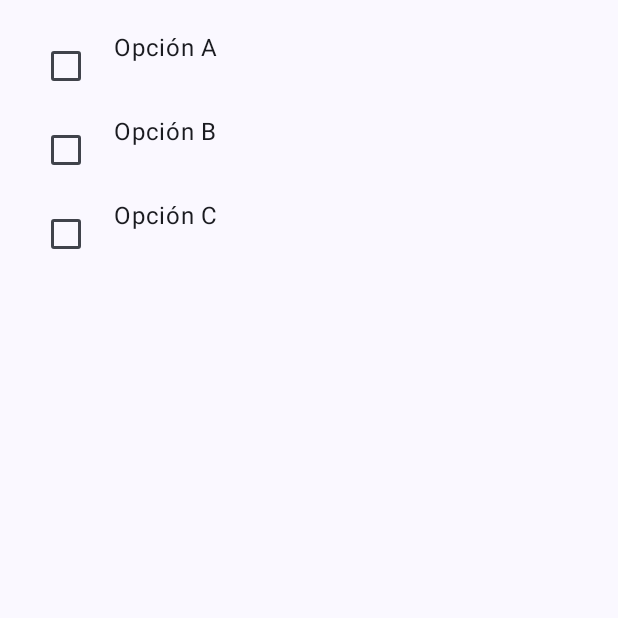
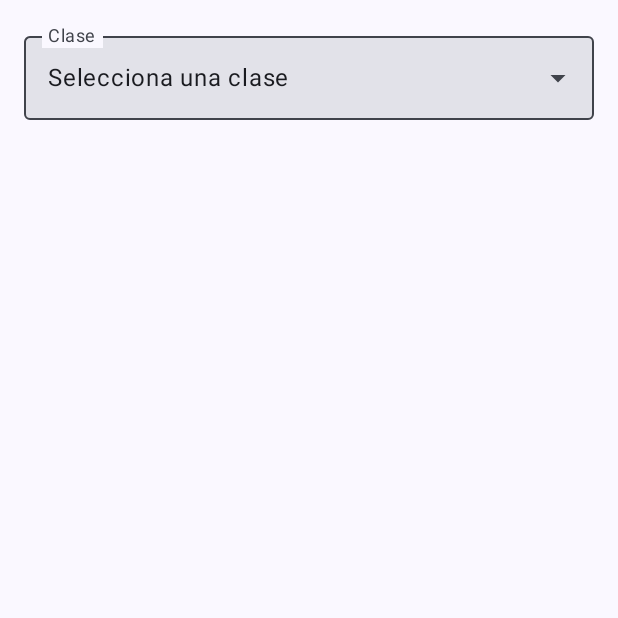
Before and after one commit to jorloque/androidkt, an Android app built with Jetpack Compose: the screen it shows after launch (MainActivity), on a phone screen of 412 x 824 dp, the top half of it. Run offline under Robolectric (Android 15) with nearby library versions, the phone set to English and light mode, and no system bars.

Commit message:
componente dropddownmenu

```diff
--- a/app/src/main/java/com/example/clic_surface/MainActivity.kt
+++ b/app/src/main/java/com/example/clic_surface/MainActivity.kt
@@ -13,6 +13,13 @@ import androidx.compose.runtime.*
 import androidx.compose.ui.Modifier
 import androidx.compose.ui.tooling.preview.Preview
 import androidx.compose.ui.unit.dp
+import com.example.clic_surface.ui.theme.Clic_surfaceTheme
+import androidx.activity.compose.setContent
+import androidx.compose.foundation.layout.Column
+import androidx.compose.foundation.layout.fillMaxSize
+import androidx.compose.foundation.layout.padding
+import androidx.compose.material3.*
+import androidx.compose.ui.unit.dp
 
 class MainActivity : ComponentActivity() {
     override fun onCreate(savedInstanceState: Bundle?) {
@@ -24,7 +31,7 @@ class MainActivity : ComponentActivity() {
                     color = MaterialTheme.colorScheme.background
                 ) {
                     Column(modifier = Modifier.padding(16.dp)) {
-                        MyTripleCheckBox()
+                        MyClassDropdown() // 👈 Aquí llamamos al composable del otro archivo
                     }
                 }
             }
@@ -32,64 +39,17 @@ class MainActivity : ComponentActivity() {
     }
 }
 
-// ✅ Componente personalizado con tres opciones
-@Composable
-fun MyTripleCheckBox() {
-    var isCheckedA by remember { mutableStateOf(false) }
-    var isCheckedB by remember { mutableStateOf(false) }
-    var isCheckedC by remember { mutableStateOf(false) }
-
-    Column {
-        Row(
-            modifier = Modifier
-                .fillMaxWidth()
-                .padding(4.dp)
-        ) {
-            Checkbox(
-                checked = isCheckedA,
-                onCheckedChange = { isCheckedA = it }
-            )
-            Spacer(modifier = Modifier.width(8.dp))
-            Text(text = "Opción A")
-        }
-
-        Row(
-            modifier = Modifier
-                .fillMaxWidth()
-                .padding(4.dp)
-        ) {
-            Checkbox(
-                checked = isCheckedB,
-                onCheckedChange = { isCheckedB = it }
-            )
-            Spacer(modifier = Modifier.width(8.dp))
-            Text(text = "Opción B")
-        }
-
-        Row(
-            modifier = Modifier
-                .fillMaxWidth()
-                .padding(4.dp)
-        ) {
-            Checkbox(
-                checked = isCheckedC,
-                onCheckedChange = { isCheckedC = it }
-            )
-            Spacer(modifier = Modifier.width(8.dp))
-            Text(text = "Opción C")
-        }
-    }
-}
-
 @Preview(showBackground = true)
 @Composable
-fun MyTripleCheckBoxPreview() {
+fun MyClassDropdownPreviewInMain() {
     Clic_surfaceTheme {
         Surface(
             modifier = Modifier.fillMaxSize(),
             color = MaterialTheme.colorScheme.background
         ) {
-            MyTripleCheckBox()
+            Column(modifier = Modifier.padding(16.dp)) {
+                MyClassDropdown()
+            }
         }
     }
 }
--- /dev/null
+++ b/app/src/main/java/com/example/clic_surface/MyClassDropDown.kt
@@ -0,0 +1,52 @@
+package com.example.clic_surface
+
+import androidx.compose.foundation.layout.fillMaxWidth
+import androidx.compose.material3.*
+import androidx.compose.runtime.*
+import androidx.compose.runtime.saveable.rememberSaveable
+import androidx.compose.ui.Modifier
+
+@OptIn(ExperimentalMaterial3Api::class)
+@Composable
+fun MyClassDropdown() {
+    val classes = listOf(
+        "Bárbaro", "Bardo", "Brujo", "Clérigo", "Druida", "Explorador",
+        "Guerrero", "Hechicero", "Mago", "Monje", "Paladín", "Pícaro"
+    )
+
+    var showMenu by rememberSaveable { mutableStateOf(false) }
+    var selectedOptionText by rememberSaveable { mutableStateOf("Selecciona una clase") }
+
+    ExposedDropdownMenuBox(
+        expanded = showMenu,
+        onExpandedChange = { showMenu = !showMenu }
+    ) {
+        OutlinedTextField(
+            modifier = Modifier
+                .fillMaxWidth(),
+            value = selectedOptionText,
+            onValueChange = {}, // No editable
+            readOnly = true,
+            label = { Text(text = "Clase") },
+            trailingIcon = {
+                ExposedDropdownMenuDefaults.TrailingIcon(expanded = showMenu)
+            },
+            colors = ExposedDropdownMenuDefaults.textFieldColors()
+        )
+
+        ExposedDropdownMenu(
+            expanded = showMenu,
+            onDismissRequest = { showMenu = false }
+        ) {
+            classes.forEach { option ->
+                DropdownMenuItem(
+                    text = { Text(option) },
+                    onClick = {
+                        selectedOptionText = option
+                        showMenu = false
+                    }
+                )
+            }
+        }
+    }
+}
```
